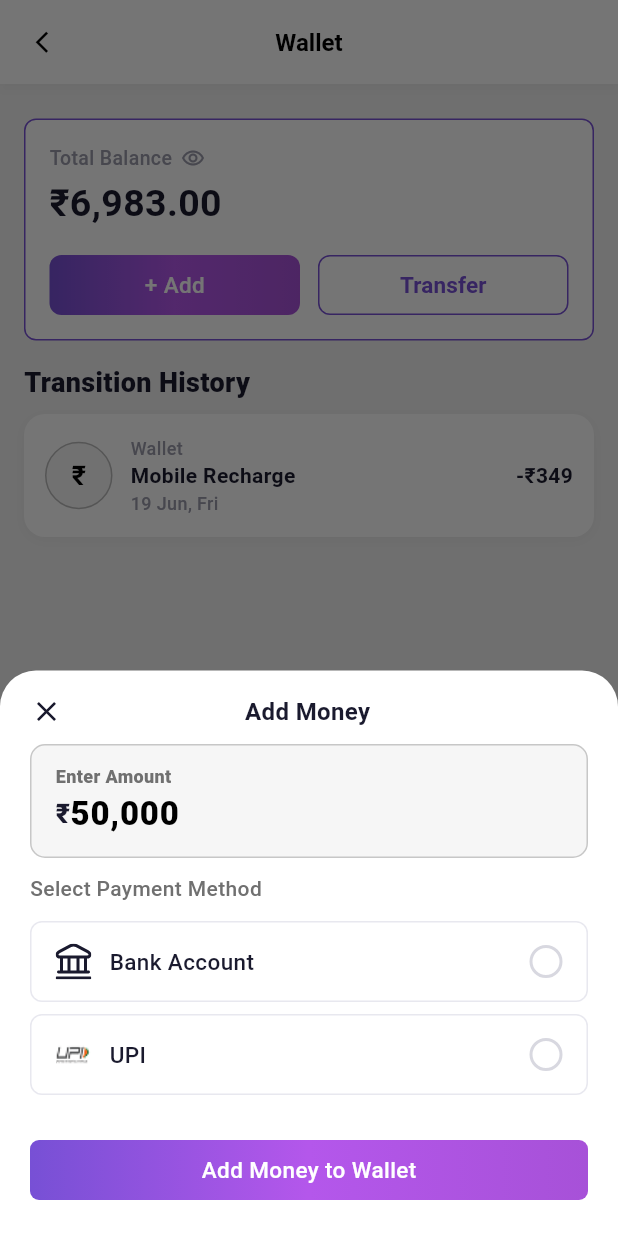
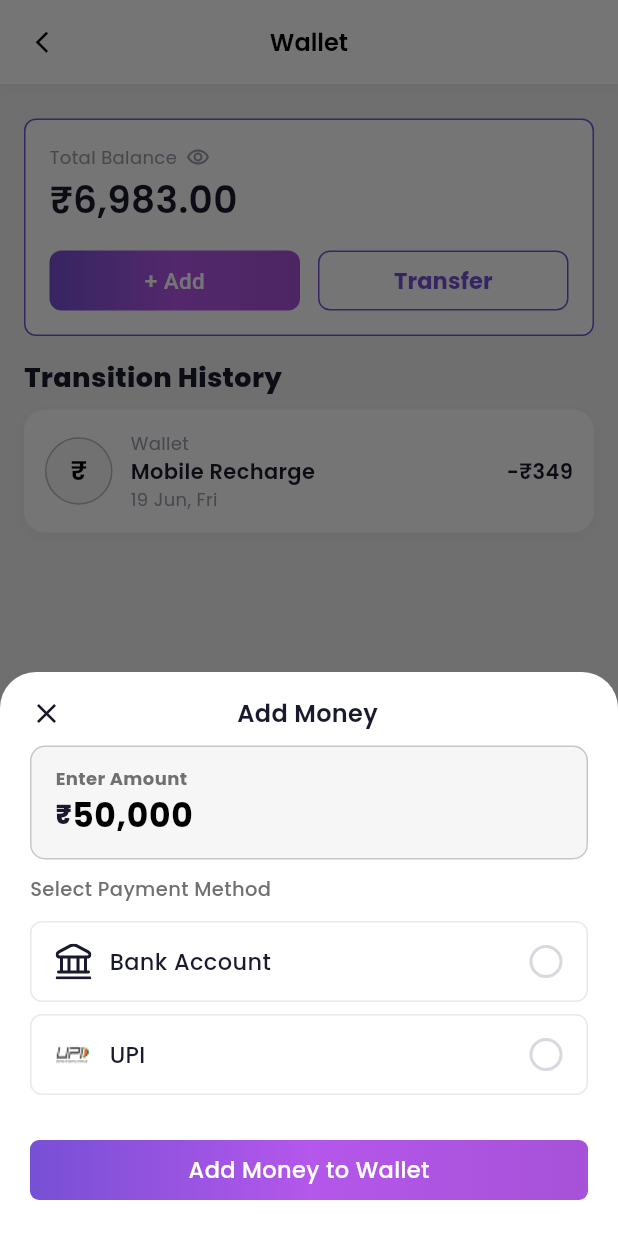
Before and after one commit to vishalberadaxolotls2005-png/My-Trip, a Flutter app: the WalletScreen screen opened directly, after a tap on "+ Add", on a phone screen of 412 x 824 dp. Run offline on Flutter 3.47's test engine with Material 3 defaults, Android fonts, the light colour scheme and no system bars; our stand-ins replace flutter_svg, google_fonts.

Commit message:
completed flight flow

```diff
--- a/lib/screens/bottom_nav/wallet_nav/wallet_add_bottom_sheet.dart
+++ b/lib/screens/bottom_nav/wallet_nav/wallet_add_bottom_sheet.dart
@@ -1,6 +1,7 @@
 import 'package:flutter/material.dart';
 import 'package:flutter/services.dart';
 import 'package:flutter_svg/flutter_svg.dart';
+import 'package:google_fonts/google_fonts.dart';
 
 /// Call this to show the bottom sheet
 
@@ -40,13 +41,13 @@
                   size: 22,
                 ),
               ),
-              const Expanded(
+               Expanded(
                 child: Center(
                   child: Padding(
                     padding: EdgeInsets.only(right: 24), // balance the X icon
                     child: Text(
                       'Add Money',
-                      style: TextStyle(
+                      style: GoogleFonts.poppins(
                         fontSize: 16,
                         fontWeight: FontWeight.w600,
                         color: Color(0xFF1A1A2E),
@@ -75,18 +76,18 @@
               children: [
                 Text(
                   "Enter Amount",
-                  style: const TextStyle(
+                  style: GoogleFonts.poppins(
                     fontSize: 12,
                     color: Color(0xFF707070),
-                    fontWeight: FontWeight.w800,
+                    fontWeight: FontWeight.w700,
                   ),
                 ),
 
                 Row(
                   children: [
-                    const Text(
+                     Text(
                       '₹',
-                      style: TextStyle(
+                      style: GoogleFonts.poppins(
                         fontSize: 18,
                         fontWeight: FontWeight.w800,
                         color: Color(0xFF1A1A2E),
@@ -99,21 +100,21 @@
                         inputFormatters: [
                           FilteringTextInputFormatter.digitsOnly
                         ],
-                        style: const TextStyle(
+                        style: GoogleFonts.poppins(
                           fontSize: 20,
                           fontWeight: FontWeight.w800,
                           color: Colors.black,
                         ),
-                        decoration: const InputDecoration(
+                        decoration:  InputDecoration(
                           isDense: true,
                           border: InputBorder.none,
                           focusedBorder: InputBorder.none,
                           enabledBorder: InputBorder.none,
                           contentPadding: EdgeInsets.zero,
                           hintText: '50,000',
-                          hintStyle: TextStyle(
+                          hintStyle: GoogleFonts.poppins(
                             fontSize: 22,
-                            fontWeight: FontWeight.w800,
+                            fontWeight: FontWeight.w700,
                             color: Colors.black,
                           ),
                         ),
@@ -129,8 +130,8 @@
           // Select Payment Method label
            Text(
             'Select Payment Method',
-            style: TextStyle(
-              fontSize: 14,
+            style: GoogleFonts.poppins(
+              fontSize: 13,
               color: Color(0xff707070),
               fontWeight: FontWeight.w500,
             ),
@@ -181,7 +182,7 @@
               child: Center(
                 child: Text(
                   "Add Money to Wallet",
-                  style: TextStyle(
+                  style: GoogleFonts.poppins(
                     color: Colors.white,
                     fontWeight: FontWeight.w500,
                     fontSize: 15,
@@ -254,7 +255,7 @@
             Expanded(
               child: Text(
                 label,
-                style: const TextStyle(
+                style: GoogleFonts.poppins(
                   fontSize: 15,
                   fontWeight: FontWeight.w500,
                   color: Color(0xFF1A1A2E),
@@ -292,35 +293,3 @@
     );
   }
 }
-
-
-class _DashedDivider extends StatelessWidget {
-  const _DashedDivider();
-
-  @override
-  Widget build(BuildContext context) {
-    return LayoutBuilder(
-      builder: (context, constraints) {
-        const dashWidth = 5.0;
-        const dashGap = 4.0;
-        final dashCount =
-        (constraints.maxWidth / (dashWidth + dashGap)).floor();
-        return SizedBox(
-          height: 1,
-          child: Row(
-            children: List.generate(dashCount, (_) {
-              return Padding(
-                padding: const EdgeInsets.only(right: dashGap),
-                child: Container(
-                  width: dashWidth,
-                  height: 1,
-                  color: const Color(0xFFE0E0E8),
-                ),
-              );
-            }),
-          ),
-        );
-      },
-    );
-  }
-}
--- a/lib/screens/bottom_nav/wallet_nav/wallet_screen.dart
+++ b/lib/screens/bottom_nav/wallet_nav/wallet_screen.dart
@@ -1,4 +1,5 @@
 import 'package:flutter/material.dart';
+import 'package:google_fonts/google_fonts.dart';
 import 'package:my_trip/screens/bottom_nav/wallet_nav/wallet_add_bottom_sheet.dart';
 import 'package:my_trip/screens/bottom_nav/wallet_nav/wallet_transfer_bottom_sheet.dart';
 
@@ -25,9 +26,9 @@
             size: 17,
           ),
         ),
-        title: const Text(
+        title:  Text(
           "Wallet",
-          style: TextStyle(
+          style: GoogleFonts.poppins(
             color: Colors.black,
             fontWeight: FontWeight.w600,
             fontSize: 16,
@@ -47,9 +48,9 @@
                   children: [
                     _buildBalanceCard(context),
                     const SizedBox(height: 15),
-                    const Text(
+                     Text(
                       'Transition History',
-                      style: TextStyle(
+                      style: GoogleFonts.poppins(
                         fontSize: 18,
                         fontWeight: FontWeight.w800,
                         color: Color(0xFF1A1A2E),
@@ -88,13 +89,13 @@
         crossAxisAlignment: CrossAxisAlignment.start,
         children: [
           Row(
-            children: const [
+            children:  [
               Text(
                 'Total Balance',
-                style: TextStyle(
-                  fontSize: 13,
+                style: GoogleFonts.poppins(
+                  fontSize: 12,
                   color: Color(0xFF9B9BAB),
-                  fontWeight: FontWeight.w500,
+                  fontWeight: FontWeight.w400,
                 ),
               ),
               SizedBox(width: 6),
@@ -105,12 +106,12 @@
               ),
             ],
           ),
-          const SizedBox(height: 3),
-          const Text(
+          const SizedBox(height: 2),
+           Text(
             '₹6,983.00',
-            style: TextStyle(
+            style: GoogleFonts.poppins(
               fontSize: 25,
-              fontWeight: FontWeight.w700,
+              fontWeight: FontWeight.w600,
               color: Color(0xFF1A1A2E),
             ),
           ),
@@ -176,9 +177,9 @@
                         borderRadius: BorderRadius.circular(8),
                       ),
                     ),
-                    child: const Text(
+                    child:  Text(
                       'Transfer',
-                      style: TextStyle(
+                      style: GoogleFonts.poppins(
                         color: Color(0xff7750D5),
                         fontSize: 15,
                         fontWeight: FontWeight.w700,
@@ -228,11 +229,11 @@
               )
             ),
             alignment: Alignment.center,
-            child: const Text(
+            child:  Text(
               '₹',
-              style: TextStyle(
+              style: GoogleFonts.poppins(
                 fontSize: 18,
-                fontWeight: FontWeight.w700,
+                fontWeight: FontWeight.w600,
                 color: Colors.black,
               ),
             ),
@@ -244,28 +245,28 @@
               children: [
                 Text(
                   subLabel,
-                  style: const TextStyle(
+                  style: GoogleFonts.poppins(
                     fontSize: 12,
                     color: Color(0xFF9B9BAB),
-                    fontWeight: FontWeight.w500,
+                    fontWeight: FontWeight.w400,
                   ),
                 ),
 
                 Text(
                   title,
-                  style: const TextStyle(
+                  style: GoogleFonts.poppins(
                     fontSize: 14,
-                    fontWeight: FontWeight.w700,
+                    fontWeight: FontWeight.w600,
                     color: Color(0xFF1A1A2E),
                   ),
                 ),
 
                 Text(
                   date,
-                  style: const TextStyle(
+                  style: GoogleFonts.poppins(
                     fontSize: 12,
                     color: Color(0xFF9B9BAB),
-                    fontWeight: FontWeight.w500,
+                    fontWeight: FontWeight.w400,
                   ),
                 ),
               ],
@@ -273,9 +274,9 @@
           ),
           Text(
             amount,
-            style: const TextStyle(
+            style: GoogleFonts.poppins(
               fontSize: 14,
-              fontWeight: FontWeight.w700,
+              fontWeight: FontWeight.w600,
               color: Color(0xFF1A1A2E),
             ),
           ),
--- a/lib/screens/homeScreen/category/flights/one_way_tab/flight_detail_screen.dart
+++ b/lib/screens/homeScreen/category/flights/one_way_tab/flight_detail_screen.dart
@@ -1,6 +1,7 @@
 import 'package:flutter/material.dart';
 import 'package:flutter_svg/flutter_svg.dart';
 import 'package:google_fonts/google_fonts.dart';
+import 'package:my_trip/screens/homeScreen/category/flights/one_way_tab/flight_seats.dart';
 import 'package:my_trip/screens/homeScreen/category/flights/one_way_tab/review_booking.dart';
 
 import '../../hotels/review_booking_screen.dart';
@@ -26,6 +27,7 @@
         elevation: 0.5,
         leading: Icon(Icons.arrow_back_ios_new, color: Colors.black, size: 17),
         centerTitle: true,
+        surfaceTintColor: Colors.white,
         title: Text(
           'Flight Details',
           style: GoogleFonts.poppins(
@@ -51,7 +53,7 @@
             InkWell(
               onTap: (){
 
-Navigator.push(context, MaterialPageRoute(builder: (context)=>ReviewBookingFlightScreen()));
+Navigator.push(context, MaterialPageRoute(builder: (context)=>FlightSeats()));
               },
               child: Container(
                 width: double.infinity,
--- a/lib/screens/homeScreen/category/flights/one_way_tab/flight_result_screen.dart
+++ b/lib/screens/homeScreen/category/flights/one_way_tab/flight_result_screen.dart
@@ -204,6 +204,7 @@
         ),
         const SizedBox(width: 8),
         Container(
+          height: 48,
           padding: const EdgeInsets.symmetric(horizontal: 10,vertical: 5),
           decoration: BoxDecoration(
             color: Color(0xffEDE4F2),
--- a/lib/screens/homeScreen/category/flights/one_way_tab/review_booking.dart
+++ b/lib/screens/homeScreen/category/flights/one_way_tab/review_booking.dart
@@ -38,6 +38,7 @@
         elevation: 0.5,
         leading: Icon(Icons.arrow_back_ios_new, color: Colors.black, size: 17),
         centerTitle: true,
+        surfaceTintColor: Colors.white,
         title: Text(
           'Review Booking',
           style: GoogleFonts.poppins(
```
Also changed, not shown: lib/screens/bottom_nav/wallet_nav/wallet_transfer_bottom_sheet.dart (+13 -44 lines), lib/screens/homeScreen/category/flights/multicity/muticity_flight_details_screen.dart (+31 -27 lines), lib/screens/homeScreen/category/flights/one_way_tab/flight_seats.dart (added, +79 -0 lines), assets/images/flight_seats.png (added).
